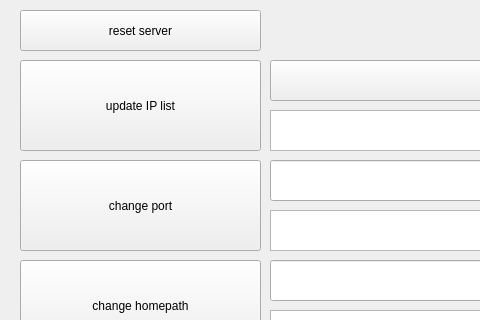
Before: the Qt Designer form lab1/mainwindow.ui in jihandong/hust_web_lab, drawn with Qt 5; both pictures show x 0 to 480 and y 0 to 320 of the 800 by 600 pixel window.
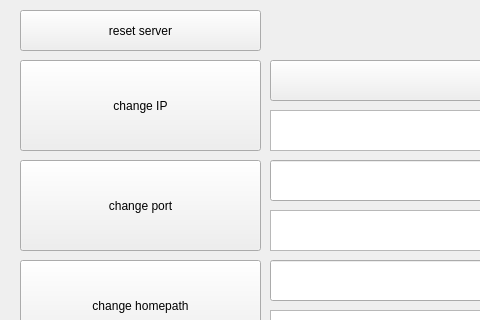
After: the same form once the commit is applied.

The edit to the form file:
```diff
--- a/lab1/mainwindow.ui
+++ b/lab1/mainwindow.ui
@@ -24,7 +24,7 @@
      </rect>
     </property>
     <property name="text">
-     <string>update IP list</string>
+     <string>change IP</string>
     </property>
    </widget>
    <widget class="QPushButton" name="pushButtonPort">
```
